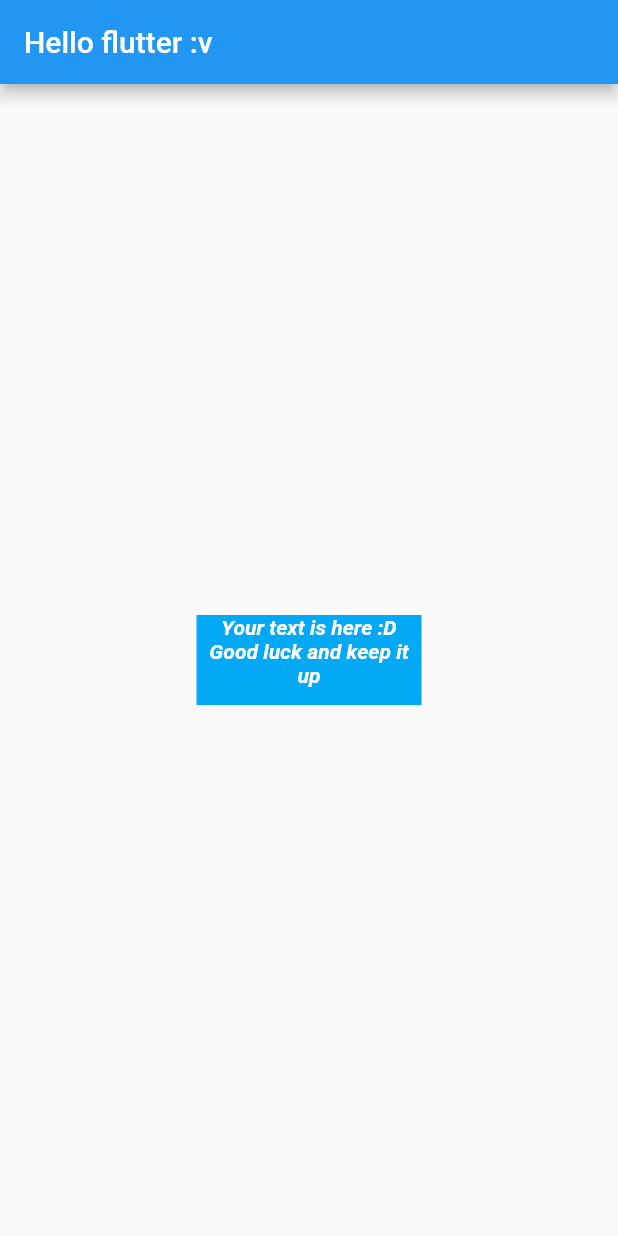
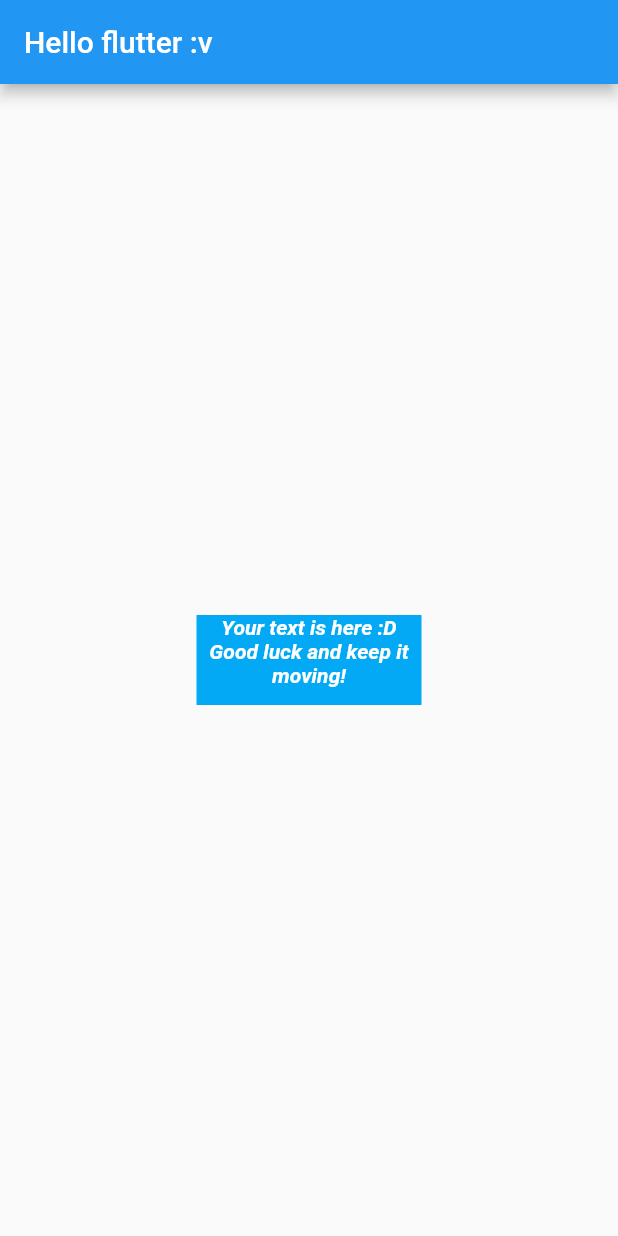
Before and after one commit to lmarkrol/flutter-dev-learn, a Flutter app: the screen it shows after launch, on a phone screen of 412 x 824 dp. Run offline on Flutter 3.47's test engine with Material 2 defaults, Android fonts, the phone set to English and light mode, and no system bars.

Commit message:
Episode 3

```diff
--- a/apps_hello_world/lib/main.dart
+++ b/apps_hello_world/lib/main.dart
@@ -17,7 +17,7 @@ class MyApp extends StatelessWidget {
             color: Colors.lightBlue,
             width: 150,
             height: 60,
-            child: Text("Your text is here :D Good luck and keep it up",
+            child: Text("Your text is here :D Good luck and keep it moving!",
             // maxLines: 2,
             textAlign: TextAlign.center,
             style: TextStyle(
```
